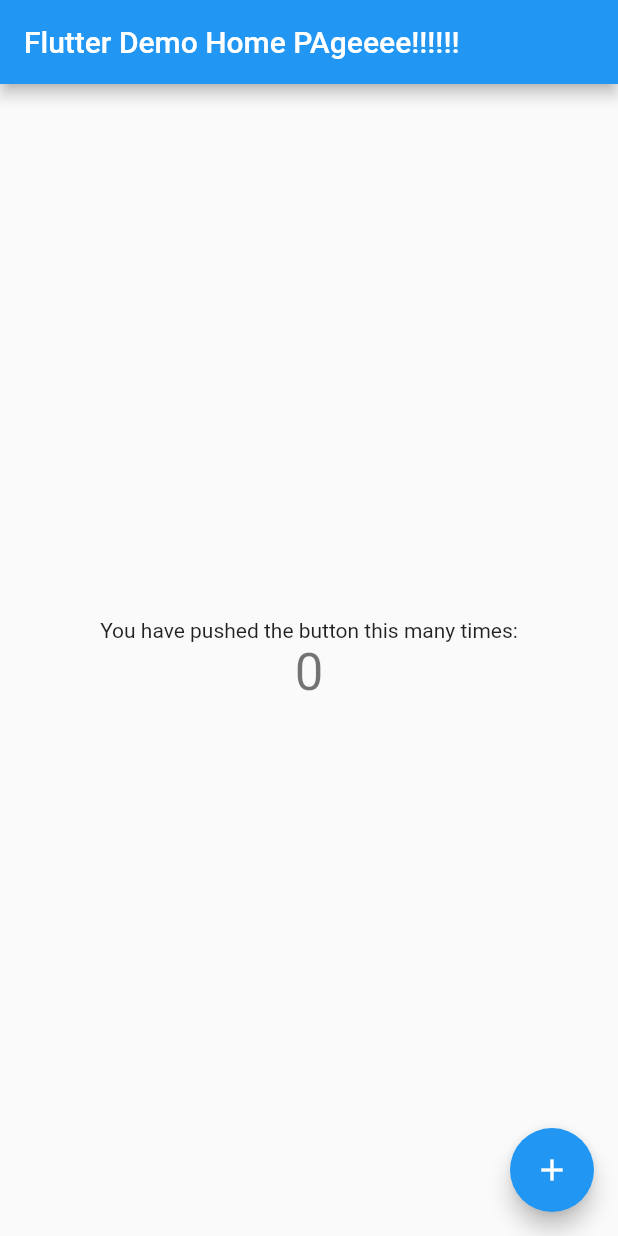
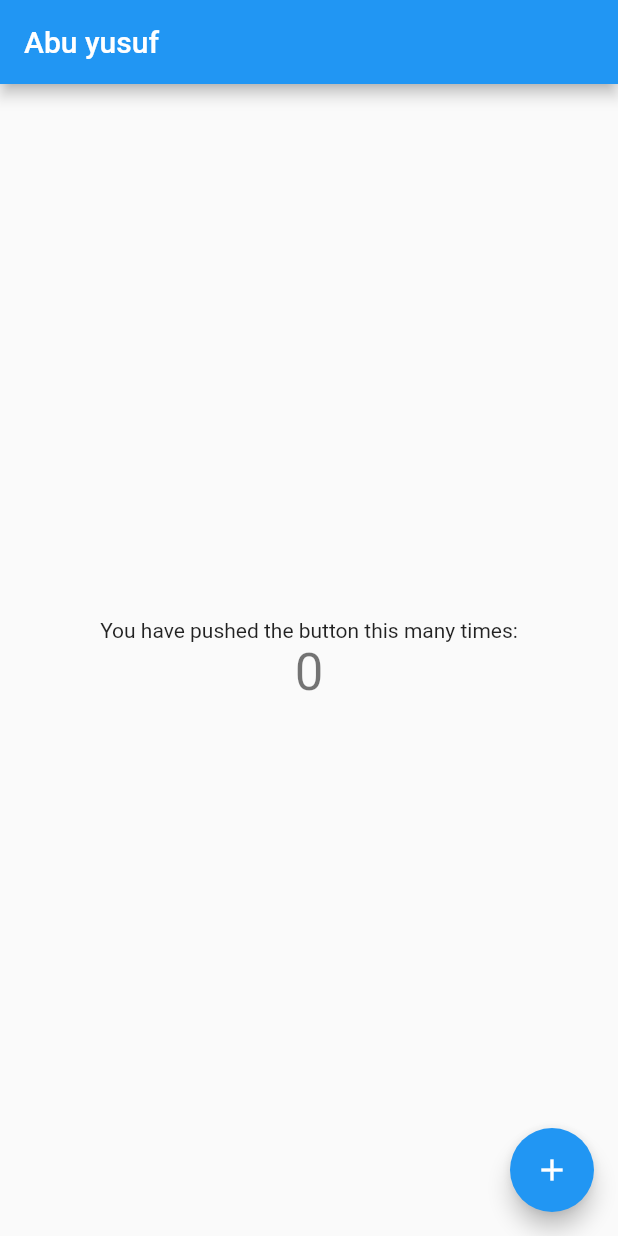
Before and after one commit to malminawi/Partnered, a Flutter app: the screen it shows after launch, on a phone screen of 412 x 824 dp. Run offline on Flutter 3.47's test engine with Material 2 defaults, Android fonts, the phone set to English and light mode, and no system bars.

Commit message:
added abu yusufjhbldvhbfds;hbvusbv

```diff
--- a/lib/main.dart
+++ b/lib/main.dart
@@ -26,7 +26,7 @@ class MyApp extends StatelessWidget {
         // closer together (more dense) than on mobile platforms.
         visualDensity: VisualDensity.adaptivePlatformDensity,
       ),
-      home: MyHomePage(title: 'Flutter Demo Home PAgeeee!!!!!!'),
+      home: MyHomePage(title: 'Abu yusuf'),
     );
   }
 }
```
